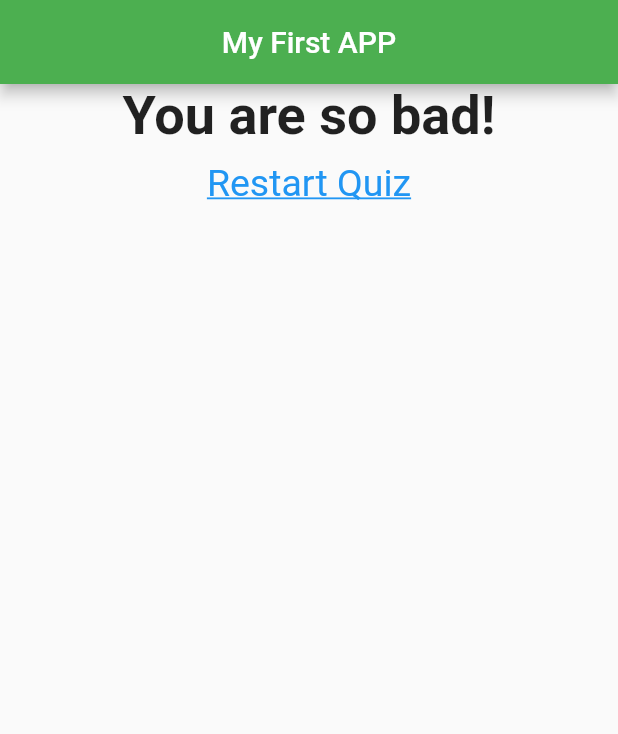
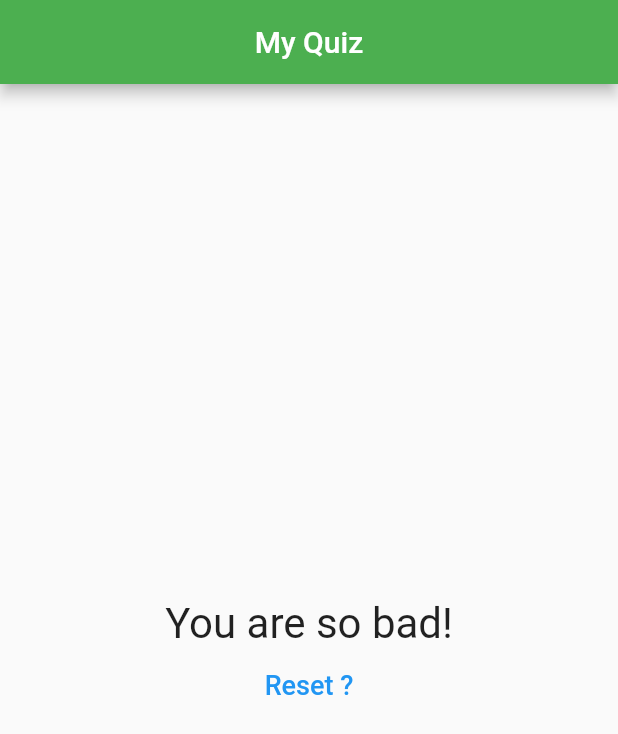
Before and after one commit to rafael-lima-rodrigues/app-flutter, a Flutter app: the screen it shows after launch, after a tap on "Black", after a tap on "Snack", after a tap on "Max", on a phone screen of 412 x 824 dp. Shown: the top 734 px of the screen. Run offline on Flutter 3.47's test engine with Material 2 defaults, Android fonts, the phone set to English and light mode, and no system bars.

```diff
--- a/lib/answer.dart
+++ b/lib/answer.dart
@@ -1,21 +1,23 @@
 import 'package:flutter/material.dart';
 
 class Answer extends StatelessWidget {
-  final VoidCallback selectHandler;
   final String answerText;
-  Answer(this.selectHandler, this.answerText );
+  final void Function() answerQuestion;
+
+  const Answer(this.answerText, this.answerQuestion, {super.key});
 
   @override
   Widget build(BuildContext context) {
-    return Container(
+    return SizedBox(
       width: double.infinity,
-      child: ElevatedButton(
-        style: ButtonStyle(
-            backgroundColor: MaterialStateProperty.all<Color>(Colors.green),
-            foregroundColor: MaterialStateProperty.all<Color>(Colors.white)),
-        onPressed: selectHandler,
-        child: Text(answerText),
-      ),
+        child: ElevatedButton(
+          style: ElevatedButton.styleFrom(
+            backgroundColor: Colors.green,
+            foregroundColor: Colors.white,
+          ),
+          onPressed: answerQuestion,
+          child: Text(answerText),
+        ),
     );
   }
 }
--- a/lib/main.dart
+++ b/lib/main.dart
@@ -1,5 +1,3 @@
-import 'package:first_app/answer.dart';
-import 'package:first_app/question.dart';
 import 'package:first_app/quiz.dart';
 import 'package:first_app/result.dart';
 import 'package:flutter/material.dart';
@@ -14,6 +12,8 @@ class MyApp extends StatefulWidget {
 }
 
 class _MyAppState extends State<MyApp> {
+  var _questionIndex = 0;
+  var _totalScore = 0;
   final _questions = const [
     {
       'questionText': 'What\'s your favorite color?',
@@ -43,8 +43,6 @@ class _MyAppState extends State<MyApp> {
       ],
     }
   ];
-  var _questionIndex = 0;
-  var _totalScore = 0;
 
   void _resetQuiz() {
     setState(() {
@@ -54,25 +52,24 @@ class _MyAppState extends State<MyApp> {
   }
 
   void _answerQuestion(int score) {
-    _totalScore += score;
+    if(isQuestionSelected)
     setState(() {
       _questionIndex++;
+      _totalScore += score;
     });
-    print(_questionIndex);
-    if (_questionIndex < _questions.length) {
-      print('We have more questions');
-    }
   }
-
+  bool get isQuestionSelected {
+    return _questionIndex < _questions.length;
+  }
   @override
   Widget build(BuildContext context) {
     return MaterialApp(
         home: Scaffold(
       appBar: AppBar(
-          title: Text('My First APP'),
+        title: Text('My Quiz'),
           centerTitle: true,
           backgroundColor: Colors.green),
-      body: _questionIndex < _questions.length
+      body: isQuestionSelected
           ? Quiz(
               answerQuestion: _answerQuestion,
               questions: _questions,
--- a/lib/quiz.dart
+++ b/lib/quiz.dart
@@ -6,24 +6,34 @@ import 'answer.dart';
 class Quiz extends StatelessWidget {
   final List<Map<String, Object>> questions;
   final int questionIndex;
-  final Function answerQuestion;
+  final void Function(int) answerQuestion;
 
-  Quiz({
+  const Quiz({
     required this.questions,
     required this.answerQuestion,
-    required this.questionIndex
+    required this.questionIndex,
+    super.key,
   });
 
+  bool get isQuestionSelected {
+    return questionIndex < questions.length;
+  }
   @override
   Widget build(BuildContext context) {
+    List<Map<String, Object>> answers = isQuestionSelected ?
+        questions[questionIndex]['answers'] as List<Map<String, Object>>
+        : [];
     return Column(
       children: [
         Question(
-            questions[questionIndex]['questionText'].toString()
+            questions[questionIndex]['questionText'] as String
         ),
-        ...(questions[questionIndex]['answers'] as List<Map<String, Object>>).map((answer) {
-          return Answer(() => answerQuestion(answer['score']), answer['text'].toString());
-        }).toList()
+        ...answers.map((resp) {
+          return Answer(
+            resp['text'] as String,
+              () => answerQuestion(resp['score'] as int),
+          );
+        }).toList(),
       ],
     );
   }
--- a/lib/result.dart
+++ b/lib/result.dart
@@ -2,9 +2,9 @@ import 'package:flutter/material.dart';
 
 class Result extends StatelessWidget {
   final int resultScore;
-  final VoidCallback restHandler;
+  final void Function() restHandler;
 
-  Result(this.resultScore, this.restHandler);
+  Result(this.resultScore, this.restHandler, {super.key});
 
   String get resultPhrase {
     var resultText = 'You did it!';
@@ -22,21 +22,25 @@ class Result extends StatelessWidget {
 
   @override
   Widget build(BuildContext context) {
-    return Center(
-      child: Column(children: <Widget>[
-        Text(
+    return Column(
+      mainAxisAlignment: MainAxisAlignment.center,
+      children: [
+        Center(child: Text(
           resultPhrase,
-          style: TextStyle(fontSize: 36, fontWeight: FontWeight.bold),
-          textAlign: TextAlign.center,
+          style: const TextStyle(
+            fontSize: 28,
+          ),
+        ),
         ),
         TextButton(
-          child: Text('Restart Quiz'),
-          style: ButtonStyle(
-              textStyle: MaterialStateProperty.all<TextStyle>(TextStyle(
-                  fontSize: 25, decoration: TextDecoration.underline))),
-          onPressed: restHandler,
-        )
-      ]),
+            onPressed: restHandler,
+            child: const Text(
+              'Reset ?',
+              style: TextStyle(
+                fontSize: 18
+              ),
+            ))
+      ],
     );
   }
 }
```
